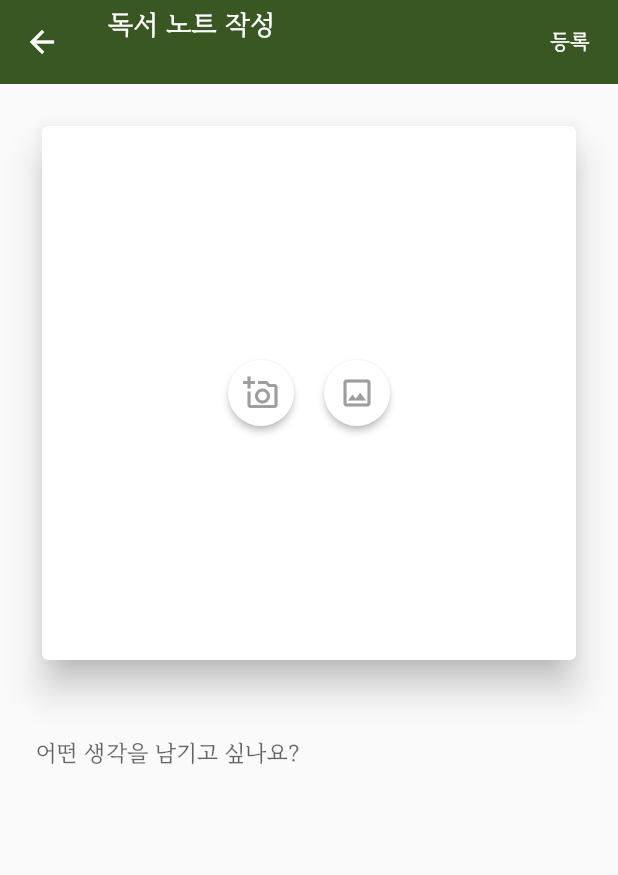
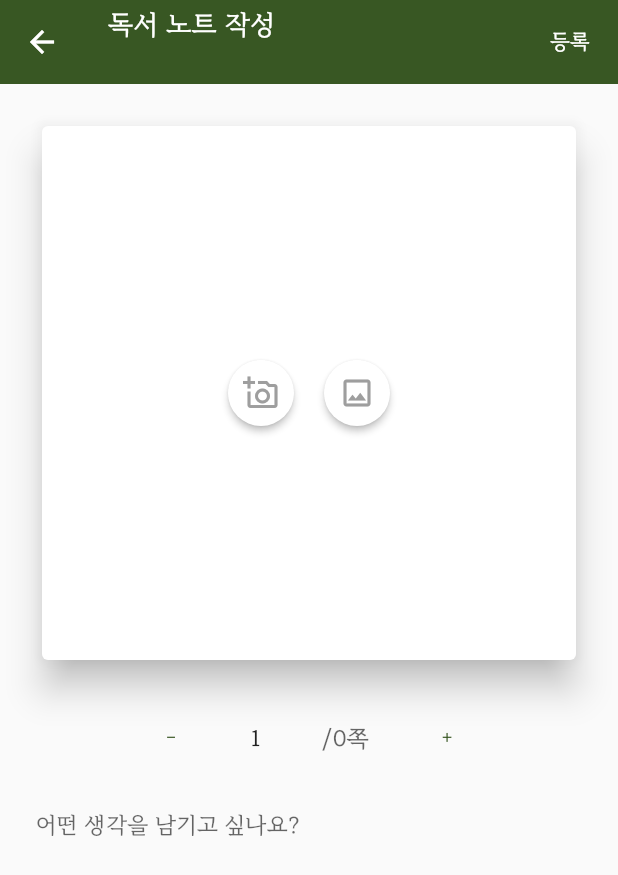
Before and after one commit to roo0t/openbook-app, a Flutter app: the AddNotePage screen opened directly with empty values, on a phone screen of 412 x 824 dp. Shown: the top 875 px of the screen. Run offline on Flutter 3.47's test engine with Material 2 defaults, Android fonts, the phone set to English and light mode, and no system bars; our stand-ins replace camera, flutter_native_image, flutter_native_splash, get, get_storage, image_picker and 3 more; missing offline and left inert: barcode_scan2, camera_web, image_picker_for_web; accounts and stored records are empty.

Commit message:
feature: put a control for setting page in add note page

```diff
--- a/frontend/lib/src/book/add_note_page.dart
+++ b/frontend/lib/src/book/add_note_page.dart
@@ -77,6 +77,7 @@ class AddNotePage extends StatelessWidget {
                     }),
                     height: MediaQuery.of(context).size.width,
                   ),
+                  Center(child: buildPageSelector()),
                   Center(
                     child: Padding(
                       padding: const EdgeInsets.fromLTRB(24.0, 8.0, 24.0, 24.0),
@@ -261,4 +262,42 @@ class AddNotePage extends StatelessWidget {
       onPressed: onPressed,
     );
   }
+
+  Widget buildPageSelector() {
+    AddNoteController controller = Get.find<AddNoteController>();
+    return Row(
+      mainAxisAlignment: MainAxisAlignment.center,
+      children: [
+        TextButton(
+          onPressed: () => controller.increasePage(-1),
+          child: const Text('-'),
+        ),
+        const SizedBox(width: 20),
+        SizedBox(
+          width: 80,
+          child: Focus(
+            onFocusChange: (hasFocus) {
+              if (!hasFocus) {
+                controller.refinePageText();
+              }
+            },
+            child: TextField(
+              controller: controller.pageEditingController,
+              keyboardType: TextInputType.number,
+              decoration: InputDecoration(
+                suffixText: '/${book.totalPages}쪽',
+                isCollapsed: true,
+                border: InputBorder.none,
+              ),
+            ),
+          ),
+        ),
+        const SizedBox(width: 20),
+        TextButton(
+          onPressed: () => controller.increasePage(1),
+          child: const Text('+'),
+        ),
+      ],
+    );
+  }
 }
```
Also changed, not shown: frontend/lib/src/book/add_note_controller.dart (+41 -1 lines).
